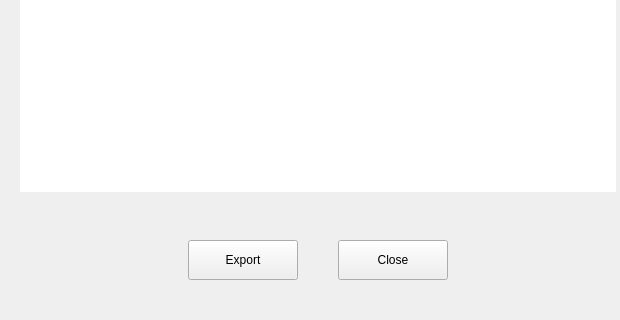
This is plugins/system/src/pages/system-information/license-agreement.ui in openeuler-mirror/kiran-control-panel as Qt 5 draws it before an edit; both pictures show x 0 to 620 and y 380 to 700 of the 620 by 700 pixel window. The edited form follows.
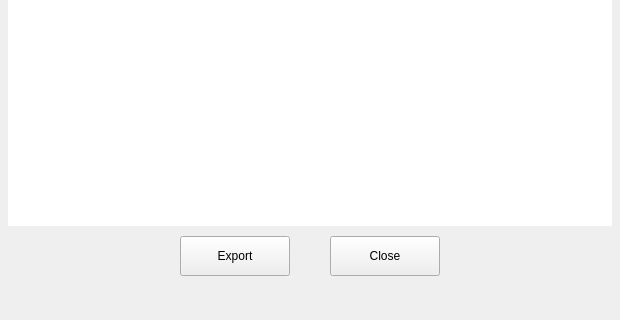
This is the edited form. Custom widgets are drawn as their Qt base class.

Commit message:
feat(kiranui-2.4): Fixed display of classification sidebar, adjust the main window interface style to color block
- 分类侧边栏固定显示，调整主窗口界面风格为色块

```diff
--- a/plugins/system/src/pages/system-information/license-agreement.ui
+++ b/plugins/system/src/pages/system-information/license-agreement.ui
@@ -33,10 +33,28 @@
   </property>
   <layout class="QVBoxLayout" name="verticalLayout">
    <property name="spacing">
-    <number>48</number>
+    <number>4</number>
    </property>
    <property name="leftMargin">
-    <number>20</number>
+    <number>4</number>
+   </property>
+   <property name="topMargin">
+    <number>4</number>
+   </property>
+   <property name="rightMargin">
+    <number>4</number>
+   </property>
+   <property name="bottomMargin">
+    <number>4</number>
+   </property>
+   <item>
+    <widget class="KiranColorBlock" name="widget" native="true">
+     <layout class="QVBoxLayout" name="verticalLayout_2">
+      <property name="spacing">
+       <number>10</number>
+      </property>
+      <property name="leftMargin">
+       <number>4</number>
    </property>
    <property name="topMargin">
     <number>10</number>
@@ -72,6 +90,12 @@
      <property name="frameShape">
       <enum>QFrame::NoFrame</enum>
      </property>
+        <property name="frameShadow">
+         <enum>QFrame::Plain</enum>
+        </property>
+        <property name="lineWidth">
+         <number>0</number>
+        </property>
      <property name="lineWrapMode">
       <enum>QTextEdit::WidgetWidth</enum>
      </property>
@@ -191,6 +215,17 @@
    </item>
   </layout>
  </widget>
+   </item>
+  </layout>
+ </widget>
+ <customwidgets>
+  <customwidget>
+   <class>KiranColorBlock</class>
+   <extends>QWidget</extends>
+   <header location="global">kiran-color-block.h</header>
+   <container>1</container>
+  </customwidget>
+ </customwidgets>
  <resources/>
  <connections/>
 </ui>
```
Lines whose indentation alone changed are shown as unchanged. The commit also changes 48 other files.
